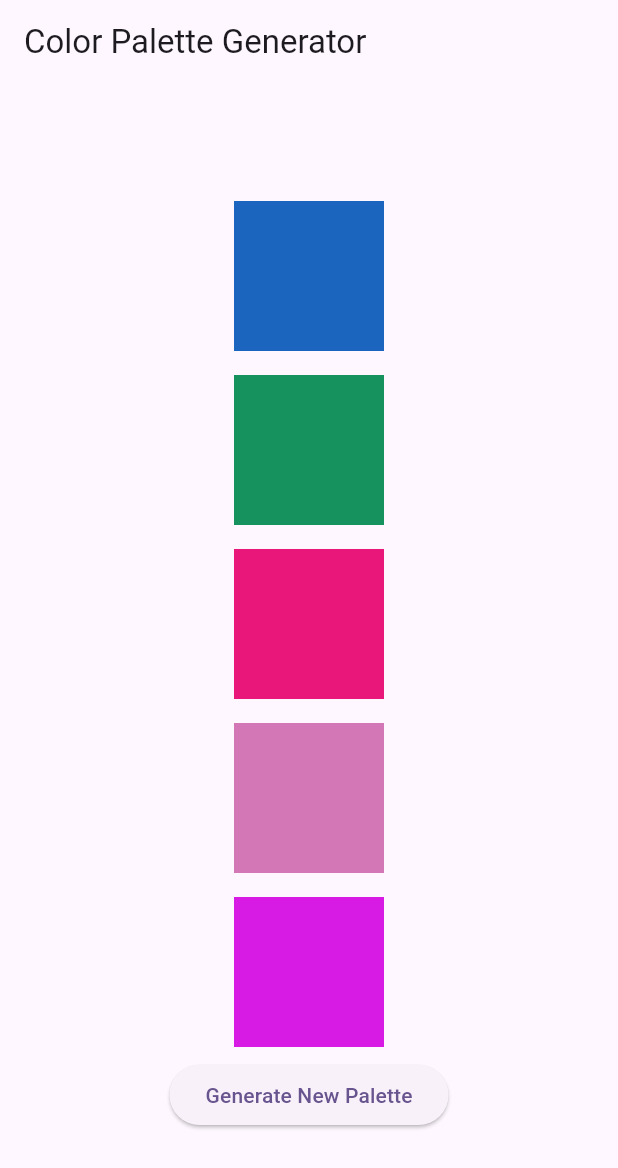
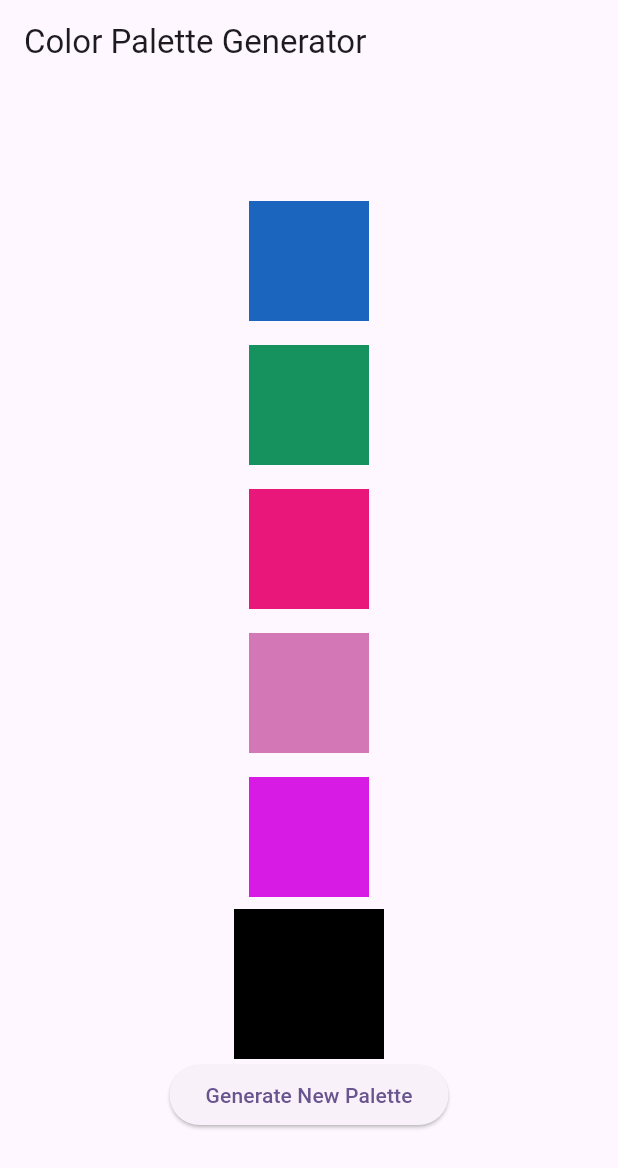
Before and after one commit to ThisIsAnshMalik/flutter_animations, a Flutter app: the screen it shows after launch, after a tap on "Generate New Palette", on a phone screen of 412 x 824 dp. Shown: the top 1168 px of the screen. Run offline on Flutter 3.47's test engine with Material 3 defaults, Android fonts, the phone set to English and light mode, and no system bars.

Commit message:
Animaation completed using animated container

```diff
--- a/lib/animated_color_pallete.dart
+++ b/lib/animated_color_pallete.dart
@@ -10,6 +10,8 @@ class AnimatedColorPalette extends StatefulWidget {
 
 class _AnimatedColorPaletteState extends State<AnimatedColorPalette> {
   List<Color> currentPalette = generateRandomPalette();
+  double height = 0;
+  double width = 0;
 
   static List<Color> generateRandomPalette() {
     final random = Random();
@@ -28,6 +30,19 @@ class _AnimatedColorPaletteState extends State<AnimatedColorPalette> {
     setState(() {
       currentPalette = generateRandomPalette();
     });
+    regenerateSizeS();
+  }
+
+  void regenerateSizeS() {
+    setState(() {
+      if (height == 100) {
+        height = 0;
+        width = 0;
+      } else {
+        height = 100;
+        width = 100;
+      }
+    });
   }
 
   @override
@@ -41,12 +56,21 @@ class _AnimatedColorPaletteState extends State<AnimatedColorPalette> {
           mainAxisAlignment: MainAxisAlignment.center,
           children: [
             for (Color color in currentPalette)
-              Container(
-                width: 100,
-                height: 100,
+              AnimatedContainer(
+                duration: const Duration(milliseconds: 500),
+                curve: Curves.easeInExpo,
+                width: 80,
+                height: 80,
                 color: color,
                 margin: const EdgeInsets.all(8),
               ),
+            AnimatedContainer(
+              duration: const Duration(milliseconds: 500),
+              curve: Curves.linear,
+              width: height,
+              height: width,
+              color: Colors.black,
+            ),
             ElevatedButton(
               onPressed: regeneratePalette,
               child: const Text('Generate New Palette'),
```
